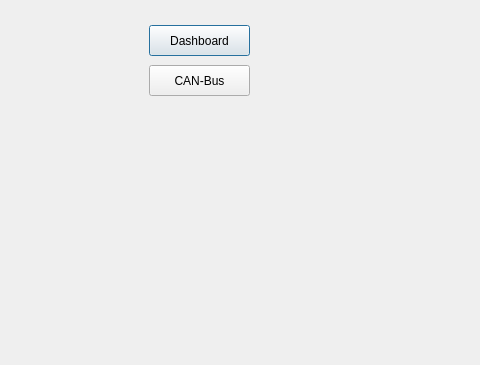
The window that Lola/Lola/TestDialog.ui (Petzep/EM-04) describes before a commit, drawn with Qt 5; both pictures show x 0 to 480 and y 115 to 480 of the 800 by 480 pixel window.
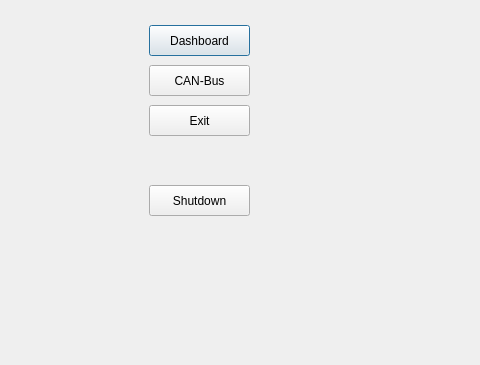
The same window after the commit. The open tabs and pages were chosen to show the change. Custom widgets are drawn as their Qt base class.

Diff of the .ui file:
```diff
--- a/Lola/Lola/TestDialog.ui
+++ b/Lola/Lola/TestDialog.ui
@@ -55,6 +55,32 @@
       <string>CAN-Bus</string>
      </property>
     </widget>
+    <widget class="QPushButton" name="quitButton">
+     <property name="geometry">
+      <rect>
+       <x>140</x>
+       <y>150</y>
+       <width>101</width>
+       <height>31</height>
+      </rect>
+     </property>
+     <property name="text">
+      <string>Exit</string>
+     </property>
+    </widget>
+    <widget class="QPushButton" name="shutdownButton">
+     <property name="geometry">
+      <rect>
+       <x>140</x>
+       <y>230</y>
+       <width>101</width>
+       <height>31</height>
+      </rect>
+     </property>
+     <property name="text">
+      <string>Shutdown</string>
+     </property>
+    </widget>
    </widget>
    <widget class="QWidget" name="Music">
     <widget class="QProgressBar" name="playerBar">
```
Left out of the diff: 3 changed lines with no effect on the pictures.
